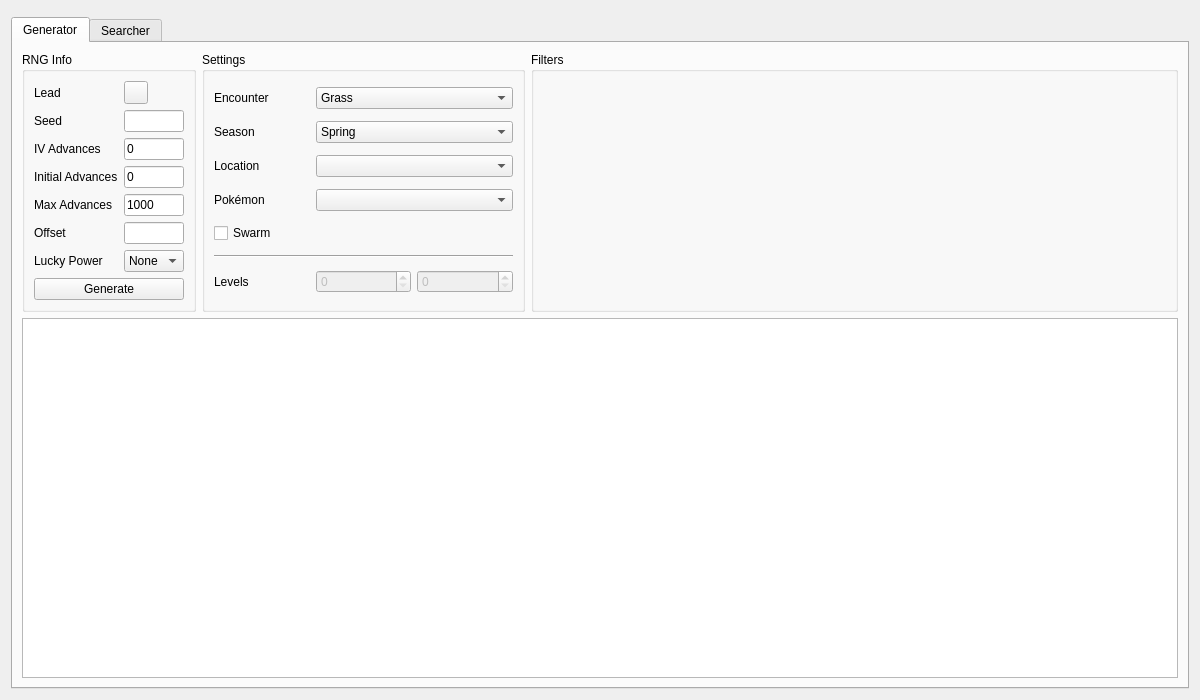
Above: Form/Gen5/Wild5.ui from Admiral-Fish/PokeFinder before the change. Below: the same form after it.
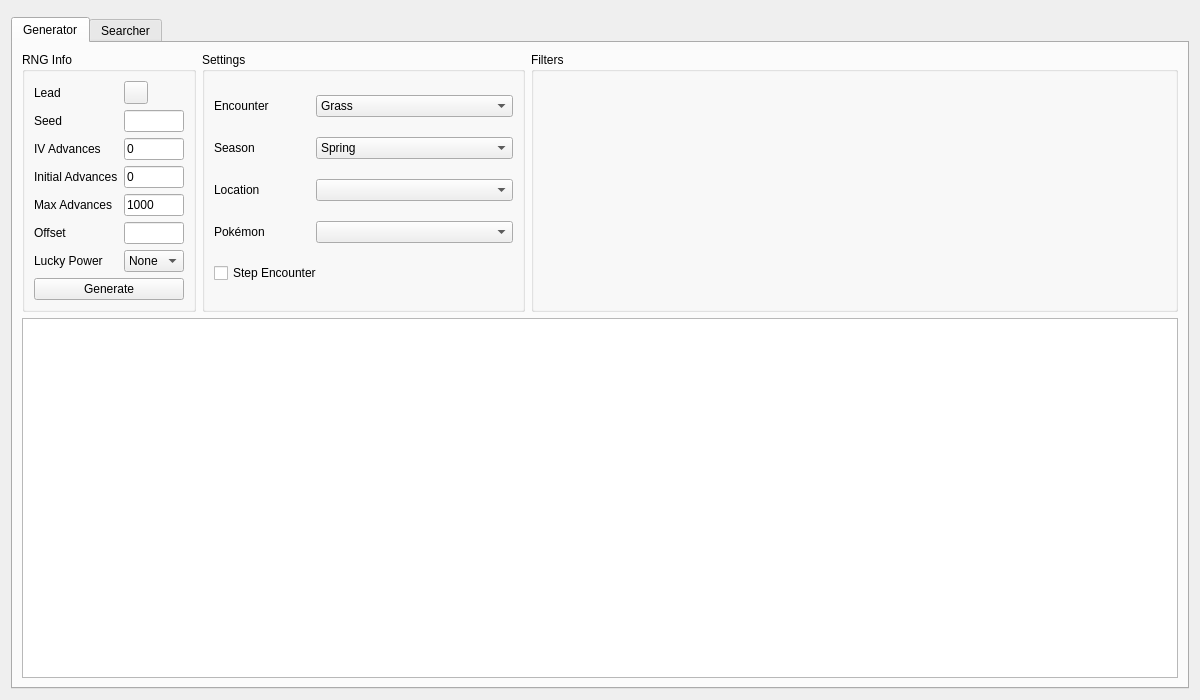
That is the form after the change. Custom widgets are drawn as their Qt base class.

Commit message: basic step encounter implementation for gen 5

Diff of the .ui file:
```diff
--- a/Form/Gen5/Wild5.ui
+++ b/Form/Gen5/Wild5.ui
@@ -258,44 +258,10 @@
           <item row="3" column="1" colspan="2">
            <widget class="ComboBox" name="comboBoxGeneratorPokemon"/>
           </item>
-          <item row="4" column="0" colspan="3">
-           <widget class="QCheckBox" name="checkBoxGeneratorSwarm">
+          <item row="4" column="0" colspan="2">
+           <widget class="QCheckBox" name="checkBoxGeneratorMovingTrigger">
             <property name="text">
-             <string>Swarm</string>
-            </property>
-           </widget>
-          </item>
-          <item row="5" column="0" colspan="3">
-           <widget class="Line" name="line">
-            <property name="orientation">
-             <enum>Qt::Orientation::Horizontal</enum>
-            </property>
-           </widget>
-          </item>
-          <item row="6" column="0">
-           <widget class="QLabel" name="labelGeneratorLevel">
-            <property name="text">
-             <string>Levels</string>
-            </property>
-           </widget>
-          </item>
-          <item row="6" column="1">
-           <widget class="QSpinBox" name="spinBoxGeneratorLevelMin">
-            <property name="enabled">
-             <bool>false</bool>
-            </property>
-            <property name="maximum">
-             <number>100</number>
-            </property>
-           </widget>
-          </item>
-          <item row="6" column="2">
-           <widget class="QSpinBox" name="spinBoxGeneratorLevelMax">
-            <property name="enabled">
-             <bool>false</bool>
-            </property>
-            <property name="maximum">
-             <number>100</number>
+             <string>Step Encounter</string>
             </property>
            </widget>
           </item>
```
The commit also changes 14 other files.
